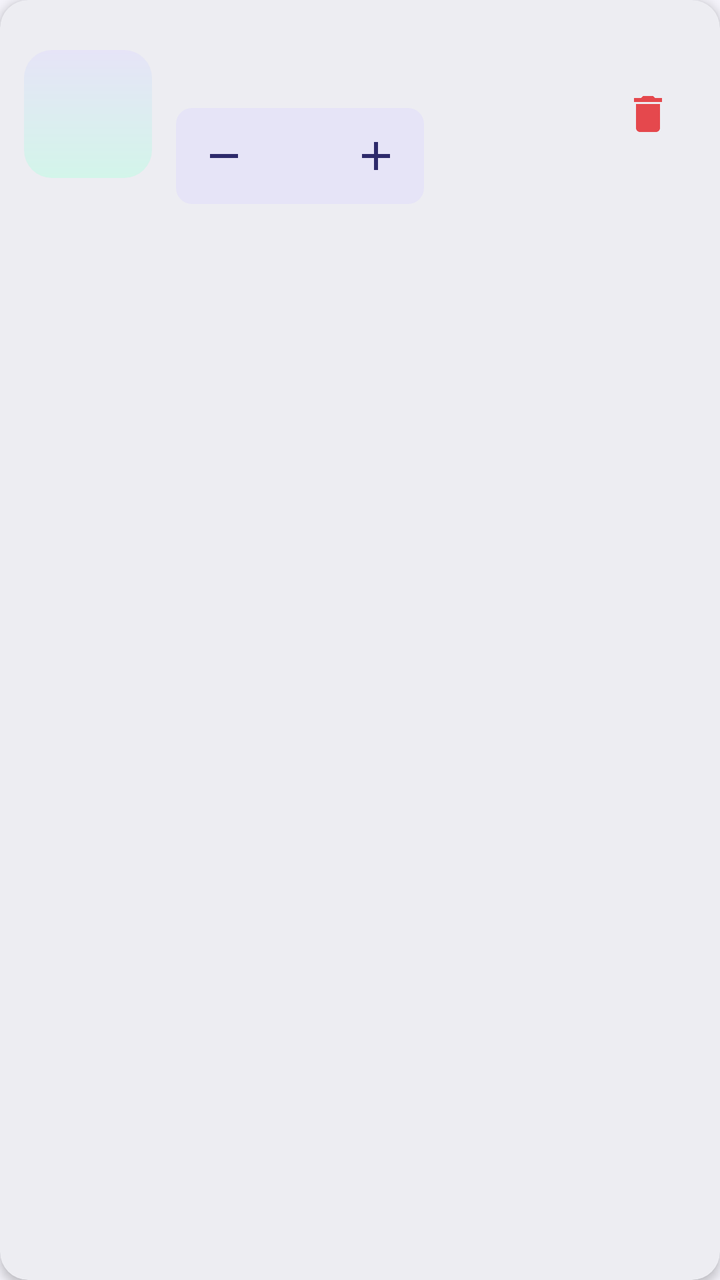
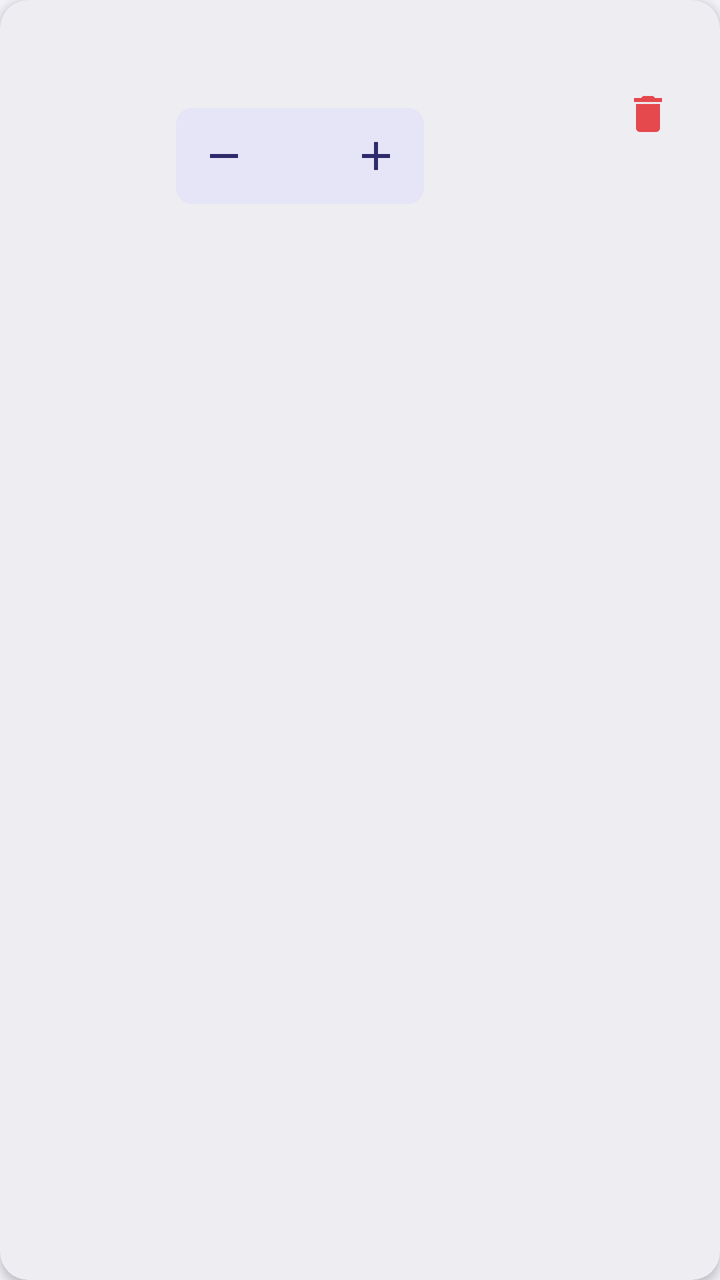

Compare the two renders of this Android layout. The source of the first and the diff that turns it into the second are given below.
<!-- AndroidManifest.xml: application theme Theme.TechNova -->
<!-- res/layout/item_cart.xml -->
<?xml version="1.0" encoding="utf-8"?>
<com.google.android.material.card.MaterialCardView xmlns:android="http://schemas.android.com/apk/res/android"
    xmlns:app="http://schemas.android.com/apk/res-auto"
    android:layout_width="match_parent"
    android:layout_height="wrap_content"
    android:layout_margin="@dimen/space_xs">

    <LinearLayout
        android:layout_width="match_parent"
        android:layout_height="wrap_content"
        android:gravity="center_vertical"
        android:orientation="horizontal"
        android:padding="@dimen/space_m">

        <ImageView
            android:id="@+id/ivProduct"
            android:layout_width="@dimen/product_thumb"
            android:layout_height="@dimen/product_thumb"
            android:background="@drawable/bg_product_image"
            android:contentDescription="@string/cd_product_image"
            android:padding="@dimen/space_m" />

        <LinearLayout
            android:layout_width="0dp"
            android:layout_height="wrap_content"
            android:layout_marginStart="@dimen/space_m"
            android:layout_weight="1"
            android:orientation="vertical">

            <TextView
                android:id="@+id/tvName"
                style="@style/Text.TechNova.Subtitle"
                android:layout_width="match_parent"
                android:layout_height="wrap_content"
                android:ellipsize="end"
                android:maxLines="1"
                android:textSize="@dimen/text_body" />

            <TextView
                android:id="@+id/tvPrice"
                style="@style/Text.TechNova.Price"
                android:layout_width="wrap_content"
                android:layout_height="wrap_content"
                android:textSize="@dimen/text_body" />

            <LinearLayout
                android:layout_width="wrap_content"
                android:layout_height="wrap_content"
                android:layout_marginTop="@dimen/space_xs"
                android:background="@drawable/bg_qty"
                android:gravity="center_vertical"
                android:orientation="horizontal">

                <ImageButton
                    android:id="@+id/btnMinus"
                    android:layout_width="@dimen/touch_min"
                    android:layout_height="@dimen/touch_min"
                    android:background="?attr/selectableItemBackgroundBorderless"
                    android:contentDescription="@string/cd_minus"
                    android:src="@drawable/ic_minus" />

                <TextView
                    android:id="@+id/tvQty"
                    style="@style/Text.TechNova.Subtitle"
                    android:layout_width="wrap_content"
                    android:layout_height="wrap_content"
                    android:minWidth="@dimen/icon_m"
                    android:gravity="center" />

                <ImageButton
                    android:id="@+id/btnPlus"
                    android:layout_width="@dimen/touch_min"
                    android:layout_height="@dimen/touch_min"
                    android:background="?attr/selectableItemBackgroundBorderless"
                    android:contentDescription="@string/cd_plus"
                    android:src="@drawable/ic_add" />
            </LinearLayout>
        </LinearLayout>

        <ImageButton
            android:id="@+id/btnDelete"
            android:layout_width="@dimen/touch_min"
            android:layout_height="@dimen/touch_min"
            android:background="?attr/selectableItemBackgroundBorderless"
            android:contentDescription="@string/action_delete"
            android:src="@drawable/ic_delete"
            app:tint="@color/tn_status_error" />
    </LinearLayout>
</com.google.android.material.card.MaterialCardView>
<!-- resources referenced by this layout -->
<resources>
  <color name="tn_status_error">#E5484D</color>
  <dimen name="icon_m">28dp</dimen>
  <dimen name="product_thumb">64dp</dimen>
  <dimen name="space_m">12dp</dimen>
  <dimen name="space_xs">4dp</dimen>
  <dimen name="text_body">14sp</dimen>
  <dimen name="touch_min">48dp</dimen>
  <!-- drawable bg_product_image (drawable) -->
  <?xml version="1.0" encoding="utf-8"?>
  <shape xmlns:android="http://schemas.android.com/apk/res/android" android:shape="rectangle">
      <gradient
          android:angle="270"
          android:endColor="@color/tn_mint_light"
          android:startColor="@color/tn_indigo_light" />
      <corners android:radius="@dimen/radius_m" />
  </shape>
  <!-- drawable bg_qty (drawable) -->
  <?xml version="1.0" encoding="utf-8"?>
  <shape xmlns:android="http://schemas.android.com/apk/res/android" android:shape="rectangle">
      <solid android:color="@color/tn_indigo_light" />
      <corners android:radius="@dimen/radius_s" />
  </shape>
  <!-- drawable ic_add (drawable) -->
  <?xml version="1.0" encoding="utf-8"?>
  <vector xmlns:android="http://schemas.android.com/apk/res/android"
      android:width="24dp"
      android:height="24dp"
      android:viewportWidth="24"
      android:viewportHeight="24">
      <path
          android:fillColor="@color/tn_indigo"
          android:pathData="M19,13h-6v6h-2v-6H5v-2h6V5h2v6h6v2z" />
  </vector>
  <!-- drawable ic_delete (drawable) -->
  <?xml version="1.0" encoding="utf-8"?>
  <vector xmlns:android="http://schemas.android.com/apk/res/android"
      android:width="24dp"
      android:height="24dp"
      android:viewportWidth="24"
      android:viewportHeight="24">
      <path
          android:fillColor="@color/tn_indigo"
          android:pathData="M6,19c0,1.1 0.9,2 2,2h8c1.1,0 2,-0.9 2,-2V7H6v12zM19,4h-3.5l-1,-1h-5l-1,1H5v2h14V4z" />
  </vector>
  <!-- drawable ic_minus (drawable) -->
  <?xml version="1.0" encoding="utf-8"?>
  <vector xmlns:android="http://schemas.android.com/apk/res/android"
      android:width="24dp"
      android:height="24dp"
      android:viewportWidth="24"
      android:viewportHeight="24">
      <path
          android:fillColor="@color/tn_indigo"
          android:pathData="M19,13H5v-2h14v2z" />
  </vector>
  <string name="action_delete">Eliminar</string>
  <string name="cd_minus">Restar uno</string>
  <string name="cd_plus">Sumar uno</string>
  <string name="cd_product_image">Imagen del producto</string>
  <style name="Text.TechNova.Price" parent="TextAppearance.Material3.TitleMedium">
          <item name="android:textSize">@dimen/text_subtitle</item>
          <item name="android:textColor">@color/tn_coral</item>
          <item name="android:textStyle">bold</item>
      </style>
  <style name="Text.TechNova.Subtitle" parent="TextAppearance.Material3.TitleSmall">
          <item name="android:textSize">@dimen/text_subtitle</item>
          <item name="android:textColor">@color/tn_text_primary</item>
          <item name="android:textStyle">bold</item>
      </style>
  <color name="tn_mint_light">#D3F5EA</color>
  <color name="tn_indigo_light">#E6E4F7</color>
  <dimen name="radius_m">14dp</dimen>
  <dimen name="radius_s">8dp</dimen>
  <color name="tn_indigo">#2E2A6B</color>
  <dimen name="text_subtitle">16sp</dimen>
  <color name="tn_coral">#FF6B4A</color>
  <color name="tn_text_primary">#1A1A2E</color>
  <color name="tn_white">#FFFFFF</color>
  <color name="tn_mint">#12B886</color>
  <color name="tn_background">#F4F3FA</color>
  <color name="tn_surface">#FFFFFF</color>
  <color name="tn_text_secondary">#5F6077</color>
  <color name="tn_divider">#DCDBE8</color>
  <color name="tn_indigo_dark">#1C1945</color>
  <style name="Widget.TechNova.Card" parent="Widget.Material3.CardView.Elevated">
          <item name="cardCornerRadius">@dimen/radius_m</item>
          <item name="cardElevation">@dimen/card_elevation</item>
          <item name="cardBackgroundColor">@color/tn_surface</item>
      </style>
  <dimen name="button_height">52dp</dimen>
  <dimen name="card_elevation">3dp</dimen>
  <!-- unchanged entries left out for length: 3 -->
</resources>

<!-- the commit's change to res/layout/item_cart.xml (unified diff, before → after) -->
@@ -12,13 +12,13 @@
         android:orientation="horizontal"
         android:padding="@dimen/space_m">
 
-        <ImageView
+        <com.google.android.material.imageview.ShapeableImageView
             android:id="@+id/ivProduct"
             android:layout_width="@dimen/product_thumb"
             android:layout_height="@dimen/product_thumb"
-            android:background="@drawable/bg_product_image"
             android:contentDescription="@string/cd_product_image"
-            android:padding="@dimen/space_m" />
+            android:scaleType="centerCrop"
+            app:shapeAppearanceOverlay="@style/ShapeAppearance.TechNova.PhotoSmall" />
 
         <LinearLayout
             android:layout_width="0dp"
<!-- resource entries referenced after the edit -->
@@ -7,15 +7,6 @@
   <dimen name="space_xs">4dp</dimen>
   <dimen name="text_body">14sp</dimen>
   <dimen name="touch_min">48dp</dimen>
-  <!-- drawable bg_product_image (drawable) -->
-  <?xml version="1.0" encoding="utf-8"?>
-  <shape xmlns:android="http://schemas.android.com/apk/res/android" android:shape="rectangle">
-      <gradient
-          android:angle="270"
-          android:endColor="@color/tn_mint_light"
-          android:startColor="@color/tn_indigo_light" />
-      <corners android:radius="@dimen/radius_m" />
-  </shape>
   <!-- drawable bg_qty (drawable) -->
   <?xml version="1.0" encoding="utf-8"?>
   <shape xmlns:android="http://schemas.android.com/apk/res/android" android:shape="rectangle">
@@ -59,6 +50,10 @@
   <string name="cd_minus">Restar uno</string>
   <string name="cd_plus">Sumar uno</string>
   <string name="cd_product_image">Imagen del producto</string>
+  <style name="ShapeAppearance.TechNova.PhotoSmall" parent="">
+          <item name="cornerFamily">rounded</item>
+          <item name="cornerSize">@dimen/radius_s</item>
+      </style>
   <style name="Text.TechNova.Price" parent="TextAppearance.Material3.TitleMedium">
           <item name="android:textSize">@dimen/text_subtitle</item>
           <item name="android:textColor">@color/tn_coral</item>
